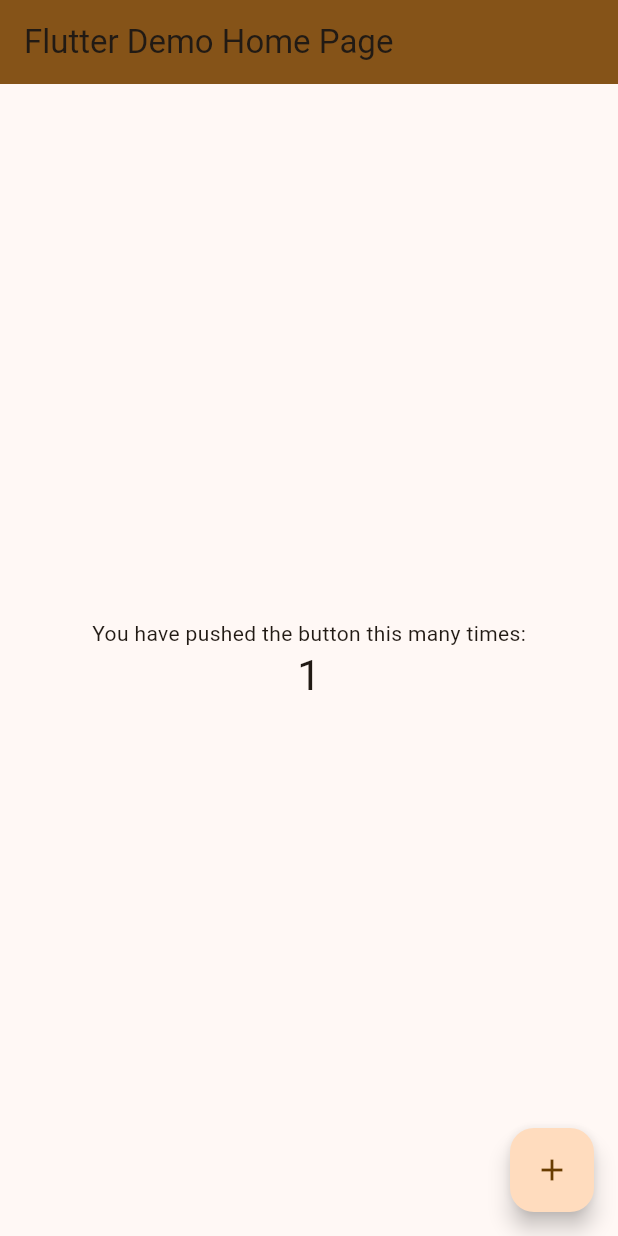
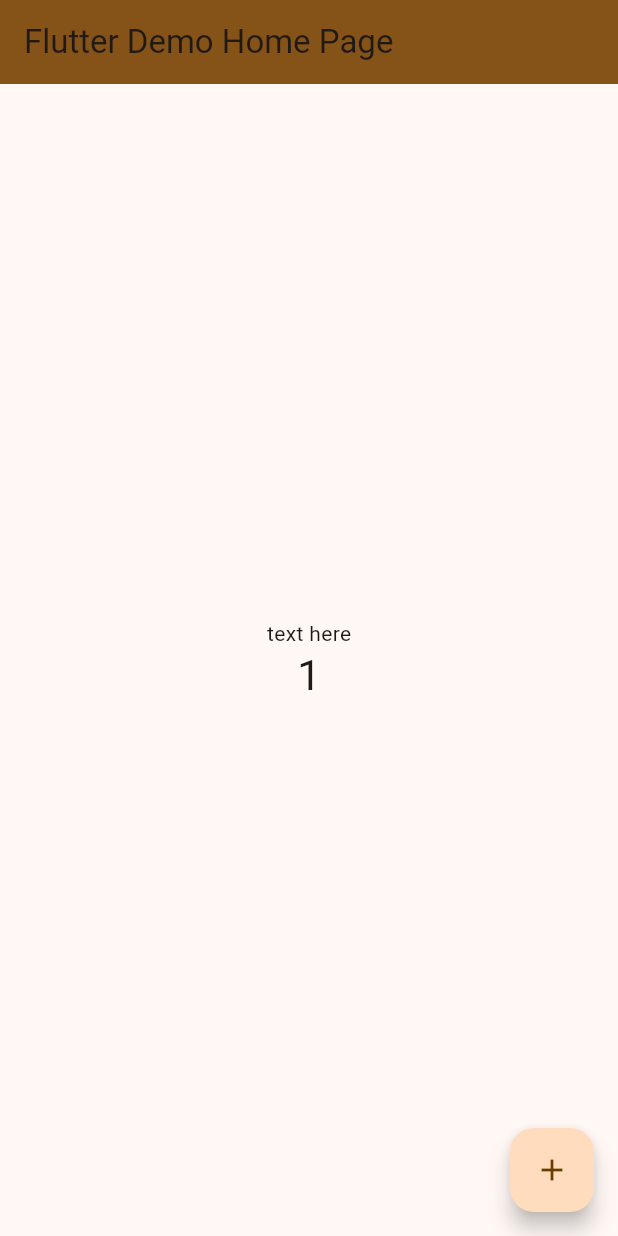
Before and after one commit to TannerAssenmacher/AI-Nutrition-Assistant, a Flutter app: the screen it shows after launch, after a tap on the "add" icon, on a phone screen of 412 x 824 dp. Run offline on Flutter 3.47's test engine with Material 3 defaults, Android fonts, the phone set to English and light mode, and no system bars; our stand-ins replace firebase_core; accounts and stored records are empty.

```diff
--- a/lib/main.dart
+++ b/lib/main.dart
@@ -1,6 +1,13 @@
+import 'package:firebase_core/firebase_core.dart';
 import 'package:flutter/material.dart';
 
-void main() {
+import 'firebase_options.dart';
+
+void main() async {
+  WidgetsFlutterBinding.ensureInitialized();
+  await Firebase.initializeApp(
+    options: DefaultFirebaseOptions.currentPlatform,
+  );
   runApp(const MyApp());
 }
 
@@ -13,39 +20,15 @@ class MyApp extends StatelessWidget {
     return MaterialApp(
       title: 'Flutter Demo',
       theme: ThemeData(
-        // This is the theme of your application.
-        //
-        // TRY THIS: Try running your application with "flutter run". You'll see
-        // the application has a purple toolbar. Then, without quitting the app,
-        // try changing the seedColor in the colorScheme below to Colors.green
-        // and then invoke "hot reload" (save your changes or press the "hot
-        // reload" button in a Flutter-supported IDE, or press "r" if you used
-        // the command line to start the app).
-        //
-        // Notice that the counter didn't reset back to zero; the application
-        // state is not lost during the reload. To reset the state, use hot
-        // restart instead.
-        //
-        // This works for code too, not just values: Most code changes can be
-        // tested with just a hot reload.
         colorScheme: ColorScheme.fromSeed(seedColor: Colors.orange),
       ),
-      home: const MyHomePage(title: 'Flutter Demo Home Page'),
+      home: MyHomePage(title: 'Flutter Demo Home Page'),
     );
   }
 }
 
 class MyHomePage extends StatefulWidget {
   const MyHomePage({super.key, required this.title});
-
-  // This widget is the home page of your application. It is stateful, meaning
-  // that it has a State object (defined below) that contains fields that affect
-  // how it looks.
-
-  // This class is the configuration for the state. It holds the values (in this
-  // case the title) provided by the parent (in this case the App widget) and
-  // used by the build method of the State. Fields in a Widget subclass are
-  // always marked "final".
 
   final String title;
 
@@ -58,53 +41,22 @@ class _MyHomePageState extends State<MyHomePage> {
 
   void _incrementCounter() {
     setState(() {
-      // This call to setState tells the Flutter framework that something has
-      // changed in this State, which causes it to rerun the build method below
-      // so that the display can reflect the updated values. If we changed
-      // _counter without calling setState(), then the build method would not be
-      // called again, and so nothing would appear to happen.
       _counter++;
     });
   }
 
   @override
   Widget build(BuildContext context) {
-    // This method is rerun every time setState is called, for instance as done
-    // by the _incrementCounter method above.
-    //
-    // The Flutter framework has been optimized to make rerunning build methods
-    // fast, so that you can just rebuild anything that needs updating rather
-    // than having to individually change instances of widgets.
     return Scaffold(
       appBar: AppBar(
-        // TRY THIS: Try changing the color here to a specific color (to
-        // Colors.amber, perhaps?) and trigger a hot reload to see the AppBar
-        // change color while the other colors stay the same.
         backgroundColor: Theme.of(context).colorScheme.primary,
-        // Here we take the value from the MyHomePage object that was created by
-        // the App.build method, and use it to set our appbar title.
         title: Text(widget.title),
       ),
       body: Center(
-        // Center is a layout widget. It takes a single child and positions it
-        // in the middle of the parent.
         child: Column(
-          // Column is also a layout widget. It takes a list of children and
-          // arranges them vertically. By default, it sizes itself to fit its
-          // children horizontally, and tries to be as tall as its parent.
-          //
-          // Column has various properties to control how it sizes itself and
-          // how it positions its children. Here we use mainAxisAlignment to
-          // center the children vertically; the main axis here is the vertical
-          // axis because Columns are vertical (the cross axis would be
-          // horizontal).
-          //
-          // TRY THIS: Invoke "debug painting" (choose the "Toggle Debug Paint"
-          // action in the IDE, or press "p" in the console), to see the
-          // wireframe for each widget.
           mainAxisAlignment: MainAxisAlignment.center,
           children: <Widget>[
-            const Text('You have pushed the button this many times:'),
+            const Text('text here'),
             Text(
               '$_counter',
               style: Theme.of(context).textTheme.headlineMedium,
@@ -116,7 +68,7 @@ class _MyHomePageState extends State<MyHomePage> {
         onPressed: _incrementCounter,
         tooltip: 'Increment',
         child: const Icon(Icons.add),
-      ), // This trailing comma makes auto-formatting nicer for build methods.
+      ),
     );
   }
 }
--- a/pubspec.yaml
+++ b/pubspec.yaml
@@ -34,6 +34,7 @@ dependencies:
   # The following adds the Cupertino Icons font to your application.
   # Use with the CupertinoIcons class for iOS style icons.
   cupertino_icons: ^1.0.8
+  firebase_core: ^4.1.1
 
 dev_dependencies:
   flutter_test:
@@ -44,7 +45,7 @@ dev_dependencies:
   # activated in the `analysis_options.yaml` file located at the root of your
   # package. See that file for information about deactivating specific lint
   # rules and activating additional ones.
-  flutter_lints: ^5.0.0
+  flutter_lints: ^6.0.0
 
 # For information on the generic Dart part of this file, see the
 # following page: https://dart.dev/tools/pub/pubspec
```
Also changed, not shown: firebase.json (added), lib/firebase_options.dart (added), pubspec.lock, 7 other files.
